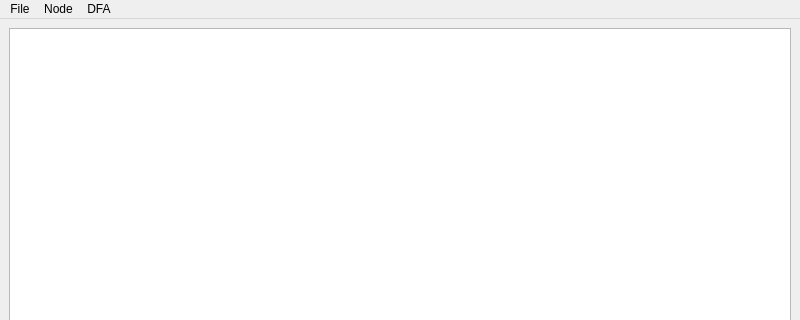
Unitec-Segebre/TeoriaComputacion_Proyecto, file GraphWindow.ui: the form before one commit; both pictures show x 0 to 800 and y 0 to 320 of the 800 by 600 pixel window.
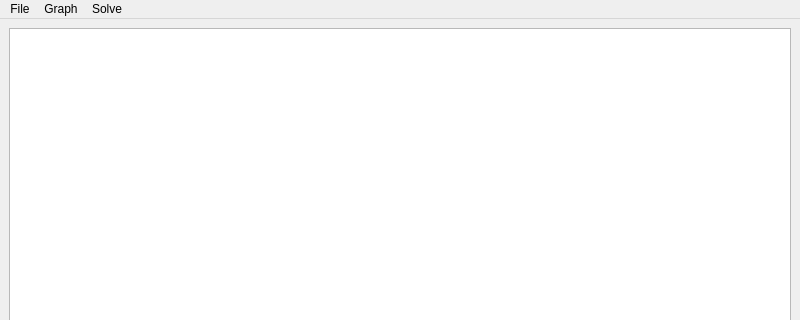
The form after the commit.

Commit message: Changed MainWindow, Created GraphWindow

```diff
--- a/GraphWindow.ui
+++ b/GraphWindow.ui
@@ -36,9 +36,9 @@
     <addaction name="actionSave"/>
     <addaction name="actionOpen"/>
    </widget>
-   <widget class="QMenu" name="menuNode">
+   <widget class="QMenu" name="menuGraph">
     <property name="title">
-     <string>Node</string>
+     <string>Graph</string>
     </property>
     <widget class="QMenu" name="menuEdit">
      <property name="title">
@@ -53,15 +53,15 @@
     <addaction name="actionDisconnect"/>
     <addaction name="actionDelete"/>
    </widget>
-   <widget class="QMenu" name="menuDFA">
+   <widget class="QMenu" name="menuSolve">
     <property name="title">
-     <string>DFA</string>
+     <string>Solve</string>
     </property>
     <addaction name="actionSolve"/>
    </widget>
    <addaction name="menuFile"/>
-   <addaction name="menuNode"/>
-   <addaction name="menuDFA"/>
+   <addaction name="menuGraph"/>
+   <addaction name="menuSolve"/>
   </widget>
   <widget class="QStatusBar" name="statusbar"/>
   <action name="actionSave">
```
Left out of the diff: 131 changed lines with no effect on the pictures. The commit also changes 7 other files.
